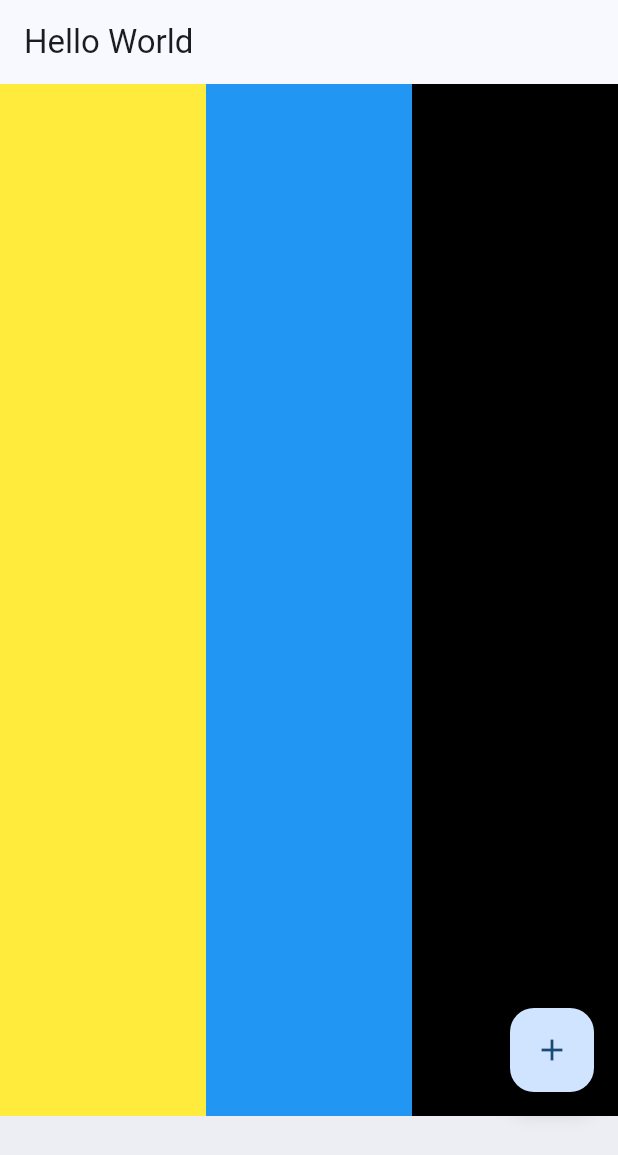
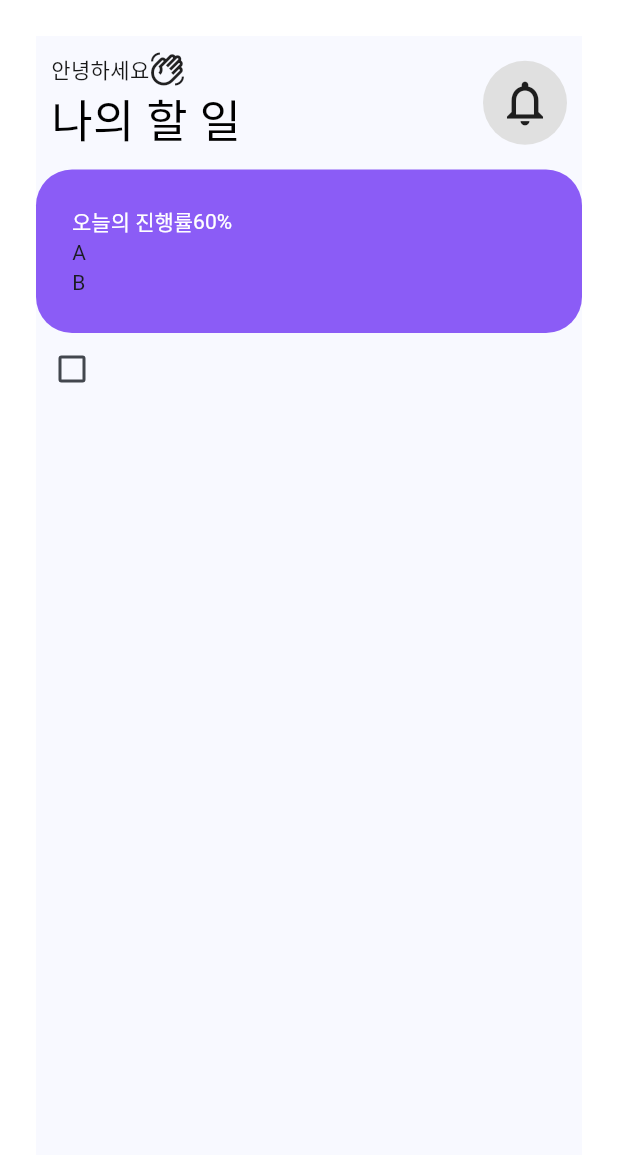
Before and after one commit to kiryud/dl_3_1_flutter, a Flutter app: the screen it shows after launch, on a phone screen of 412 x 824 dp. Shown: the top 1155 px of the screen. Run offline on Flutter 3.47's test engine with Material 3 defaults, Android fonts, the phone set to English and light mode, and no system bars.

Commit message:
대충 이것 저것 추가됨

```diff
--- a/lib/UI/default_page.dart
+++ /dev/null
@@ -1,28 +0,0 @@
-import 'package:flutter/material.dart';
-
-class DefaultPage extends StatelessWidget {
-  const DefaultPage({super.key});
-
-  @override
-  Widget build(BuildContext context) {
-    return Scaffold(
-      appBar: AppBar(
-        title: Text('Hello World'),
-      ),
-      body: Row(
-        children: [
-          Expanded(child:Container(color: Colors.yellow,)),
-          Expanded(child:Container(color: Colors.blue,)),
-          Expanded(child:Container(color: Colors.black,)),
-        ],
-      ),
-      bottomNavigationBar: BottomAppBar(
-
-      ),
-      floatingActionButton: FloatingActionButton(
-        onPressed: () {},
-        child: Icon(Icons.add),
-      ),
-    );
-  }
-}
--- /dev/null
+++ b/lib/UI/pages/default_page.dart
@@ -0,0 +1,28 @@
+import 'package:flutter/material.dart';
+
+class DefaultPage extends StatelessWidget {
+  const DefaultPage({super.key});
+
+  @override
+  Widget build(BuildContext context) {
+    return Scaffold(
+      appBar: AppBar(
+        title: Text('Hello World'),
+      ),
+      body: Row(
+        children: [
+          Expanded(child:Container(color: Colors.yellow,)),
+          Expanded(child:Container(color: Colors.blue,)),
+          Expanded(child:Container(color: Colors.black,)),
+        ],
+      ),
+      bottomNavigationBar: BottomAppBar(
+
+      ),
+      floatingActionButton: FloatingActionButton(
+        onPressed: () {},
+        child: Icon(Icons.add),
+      ),
+    );
+  }
+}
--- /dev/null
+++ b/lib/UI/pages/new_page.dart
@@ -0,0 +1,10 @@
+import 'package:flutter/material.dart';
+
+class NewPage extends StatelessWidget {
+  const NewPage({super.key});
+
+  @override
+  Widget build(BuildContext context) {
+    return const Placeholder();
+  }
+}
--- /dev/null
+++ b/lib/UI/pages/todo/todo_page.dart
@@ -0,0 +1,37 @@
+import 'package:ex00/UI/pages/todo/widget/title_content.dart';
+import 'package:ex00/UI/pages/todo/widget/progress_card.dart';
+import 'package:flutter/material.dart';
+
+class TodoPage extends StatelessWidget {
+  const TodoPage({super.key});
+
+  @override
+  Widget build(BuildContext context) {
+    return SafeArea(
+      child: Padding(
+        padding: const EdgeInsets.all(24),
+        child: Scaffold(
+          body: Column(
+            children: [
+              // 타이틀 상단 영역
+
+              Container(
+                padding: .all(10),
+                child: Header(),
+              ),
+              // TODO: 오늘의 진행률
+              ProgressCard(),
+              // TODO: 주제별 항목 (전체, 업무, 개인, 건강)
+              // TODO: 체크박스 시스템 만들기
+              Row(
+                children: [
+                  Checkbox(value: false, onChanged: (True) {}),
+                ],
+              )
+            ],
+          )
+        ),
+      )
+    );
+  }
+}
--- /dev/null
+++ b/lib/UI/pages/todo/widget/progress_card.dart
@@ -0,0 +1,36 @@
+import 'package:flutter/material.dart';
+
+class ProgressCard extends StatelessWidget {
+  const ProgressCard({super.key});
+
+  @override
+  Widget build(BuildContext context) {
+    return Container(
+      decoration: BoxDecoration(
+        color: Color(0xFF8B5CF6),
+        borderRadius: .all(.circular(24)),
+      ),
+      child: Padding(
+        padding: const EdgeInsets.all(24),
+        child: Column(
+          crossAxisAlignment: .start,
+          children: [
+            DefaultTextStyle(
+              style: TextStyle(
+                color: Colors.white,
+              ),
+              child: Row(
+                children: [
+                  Text('오늘의 진행률'),
+                  Text('60%'),
+                ]
+              ),
+            ),
+            Text('A'),
+            Text('B'),
+          ],
+        ),
+      ),
+    );
+  }
+}
--- /dev/null
+++ b/lib/UI/pages/todo/widget/title_content.dart
@@ -0,0 +1,64 @@
+import 'package:flutter/material.dart';
+
+class Header extends StatelessWidget {
+  const Header({super.key});
+
+  @override
+  Widget build(BuildContext context) {
+    return Row(
+                mainAxisAlignment: .spaceBetween,
+                children: [
+                  // 타이틀
+                  Column(
+                    crossAxisAlignment: CrossAxisAlignment.start,
+                    children: [
+                      Row(
+                        children: [
+                        Text(
+                          '안녕하세요',
+                          style: TextStyle(
+                            color: Color(0xff171717),
+                            fontSize: 14,
+                          ),
+                        ),
+                        Icon(Icons.waving_hand_outlined)
+                        ],
+                      ),
+                      Text(
+                        '나의 할 일',
+                        style: TextStyle(
+                          color: Colors.black,
+                          fontSize: 30,
+                        ),
+                      )
+                    ]
+                  ),
+                  // 빈 공간을 강제로 만들어 버리는 함수
+                  // Spacer(),
+                  // 아이콘
+                  Container(
+                    padding: .all(10),
+                    // color: Colors.grey,
+                    decoration: BoxDecoration(
+                      color: Colors.grey[300],
+                      shape: .circle,
+                    ),
+                    child: const Icon(Icons.notifications_outlined, size: 36),
+                  )
+                  // 아이콘 버튼으로 내 마음대로 만들어보기
+                  /*
+                  Container(
+                     decoration: BoxDecoration(
+                      color: Colors.grey,
+                      shape: BoxShape.circle,
+                    ),
+                    child: IconButton(
+                      icon: Icon(Icons.notifications_active_outlined), onPressed: () {print('icon pressed');},
+                      color: Colors.lightBlueAccent,
+                    ),
+                  ),
+                  */
+                ],
+              );
+  }
+}
--- a/lib/main.dart
+++ b/lib/main.dart
@@ -1,5 +1,6 @@
+import 'UI/pages/todo/todo_page.dart';
 import 'package:flutter/material.dart';
-import 'UI/default_page.dart';
+import 'UI/pages/default_page.dart';
 
 void main() {
   runApp(const MyApp());
@@ -21,7 +22,7 @@ class MyApp extends StatelessWidget {
         ),
       ),
     //  home: const MyHomePage(title: 'Flutter Demo Home Page'),
-      home: const DefaultPage(),
+      home: const TodoPage(),
     );
   }
 }
```
Also changed, not shown: lib/UI/new_page.dart (deleted), 1 other file.
